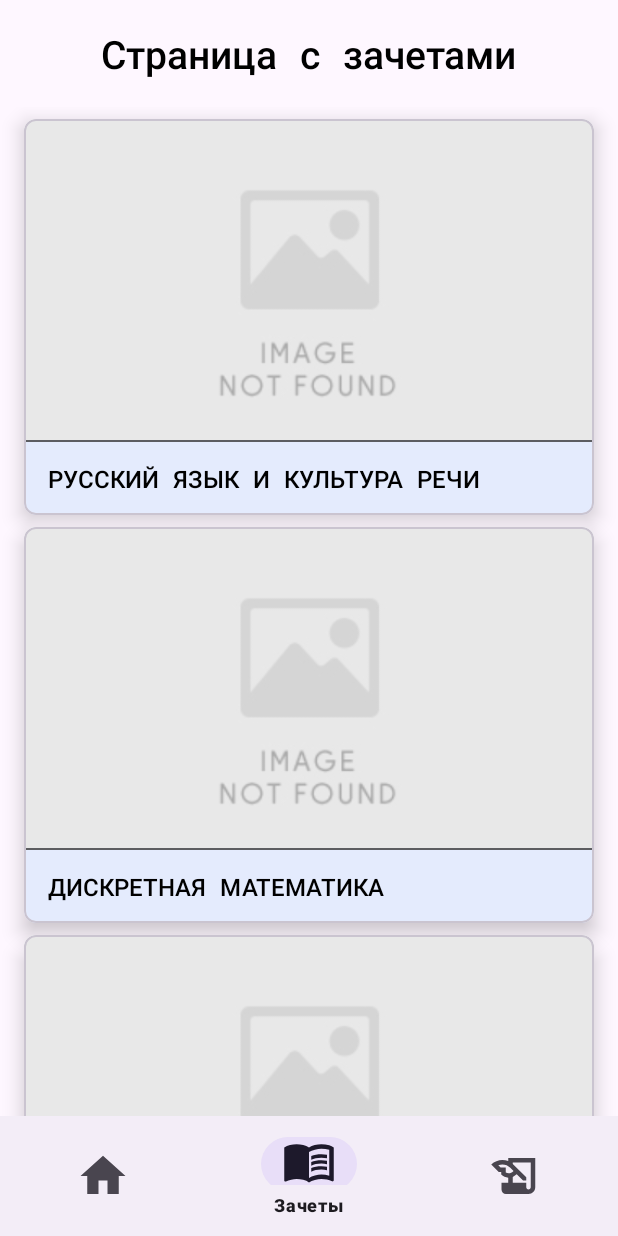
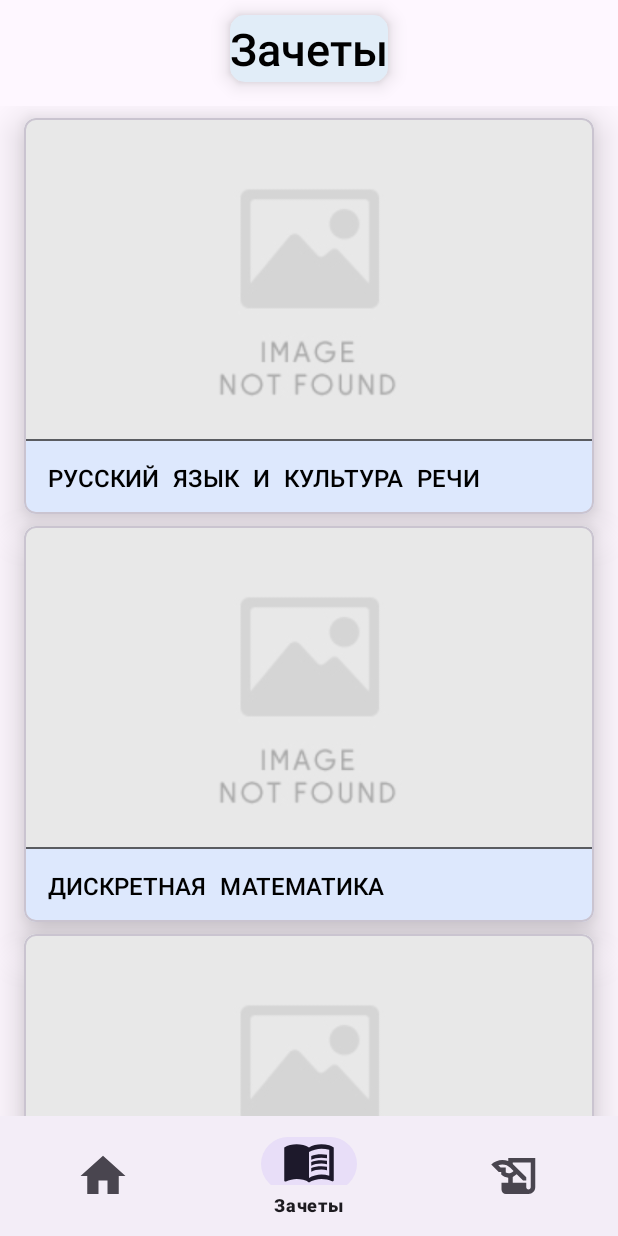
Before and after one commit to DanFom203/Project_Stock, an Android app: the screen it shows after launch (ContainerActivity), item 2 of the bottom bar chosen, on a phone screen of 412 x 824 dp. Run offline under Robolectric (Android 15) with nearby library versions, the phone set to English and light mode, and no system bars; our stand-ins replace navigation-ui; pictures from the network do not load.

Commit message:
update design

```diff
--- a/Stock_App/app/src/main/java/com/itis/stock_app/set_off/SetOffRepository.kt
+++ b/Stock_App/app/src/main/java/com/itis/stock_app/set_off/SetOffRepository.kt
@@ -16,11 +16,13 @@ object SetOffRepository {
             "https://mindmatters.ai/wp-content/uploads/sites/2/2023/05/3d-rendering-of-abstract-blocks-of-mathematical-formulas-located-in-the-virtual-space-stockpack-adobe-stock-1597x898.jpg",
         "https://shelly.kpfu.ru/e-ksu/docs/F393261902/foto_Korneeva.jpg?rnd=2029",
         "Корнеева Наталья Николаевна",
-            "Этот зачет по сложности - на уровне экзамена. Материал тяжелый, и учить его будет нелегко." +
+            "Этот зачет по сложности - на уровне экзамена. Сначала вы всей группой заходите в аудиторию и " +
+                    "пишете вступительный тест, который длится 12 минут. " +
+                    "Материал тяжелый, и учить его будет нелегко." +
                     "Но преподаватель - очень добродушная женщина, которая не будет давить на Вас." +
                     "Если выучить билеты - проблем не будет никаких. Мало кто отправляется на пересдачу.",
             "MEDIUM",
-            "Сначала вы всей группой заходите в аудиторию и пишете вступительный тест, который длится 12 минут. Мне попался 1 вариант. Вопросы из него:\n" +
+            "Вопросы из теста:\n" +
                     "\n" +
                     "1) построить полином жегалкина для не(Х)\n" +
                     "2) привести пример монотонной функции, которая не является самодвойственной\n" +
@@ -30,15 +32,12 @@ object SetOffRepository {
                     "6) найти остов наименьшего веса и указать вес\n" +
                     "7) является ли к4 планарным\n" +
                     "\n" +
-                    "Потом она проверяла их минут 20. Если у вас за коллоквиум+практику больше 56 баллов или если вы вступительный тест и на коллоквиуме, и на зачете написали на максимум, то она за коллок могла поставить 20 баллов (когда за него максимум 15 был), чтобы больше 56 вышло и поставить автомат. Но возможно, она может поменять условия, так что не буду утверждать, что в следующем году так же будет" +
-                    "\n" +
-                    "Но я всё равно осталась писать зачёт. Сначала все сдавали телефоны и часы, потом вытягивали билеты из её рук. Что мне попалось:\n" +
+                    "Теория в билете:\n" +
                     "\n" +
                     "1) Базис, примеры базисов для 1,2,3,4 функций (с доказательством)\n" +
-                    "2) Маршрут, замкнутый маршрут, цепь, простая цепь, цикл, простой цикл, лемма о том, что если вершины соединены 2-мя простыми цепями, то значит, есть простой цикл (доказательство)\n" +
-                    "\n" +
-                    "Она где-то в начале сказала, что пишем минут 30-40, но так вышло, что меня приняли практически последней, и в итоге я сидела где-то час-полтора наверное))) и все это время могла писать, по сути. Доп вопросы простые задает, может дать небольшую практику. Мне дала проверить функцию на самодвойственность по определению, а потом спросила, что такое связный граф и компонента связности. Принимает лайтово, так что, думаю, если хоть что-то знаешь, хоть как-то готовился, то сдашь точно) Списать, в принципе, реально, но лучше с бумажек, но всё равно опасно, я бы не рисковала. Я просто руки под партой положила, она уже заподозрила, что у меня там что-то есть)"
-        ),
+                    "2) Маршрут, замкнутый маршрут, цепь, простая цепь, цикл, простой цикл, " +
+                    "лемма о том, что если вершины соединены 2-мя простыми цепями, " +
+                    "то значит, есть простой цикл (доказательство)"),
         SetOff(3,"Введение в Психологию Личной Эффективности",
             "https://proprikol.ru/wp-content/uploads/2020/11/kartinki-psihologiya-34.jpg",
             "https://shelly.kpfu.ru/e-ksu/docs/F1425588054/IMG_0054.jpg?rnd=8228",
--- a/Stock_App/app/src/main/res/layout/fragment_set_off.xml
+++ b/Stock_App/app/src/main/res/layout/fragment_set_off.xml
@@ -11,10 +11,12 @@
         android:layout_width="wrap_content"
         android:layout_height="wrap_content"
         android:text="@string/set_off_screen"
-        android:textSize="26sp"
+        android:textSize="30sp"
+        android:elevation="8dp"
+        android:background="@drawable/round_style"
         android:fontFamily="@font/ibm_plex_mono_medium"
         android:textColor="@color/black"
-        android:layout_marginTop="16dp"
+        android:layout_marginTop="10dp"
         app:layout_constraintEnd_toEndOf="parent"
         app:layout_constraintStart_toStartOf="parent"
         app:layout_constraintTop_toTopOf="parent"/>
--- a/Stock_App/app/src/main/res/layout/fragment_subject_sem1.xml
+++ b/Stock_App/app/src/main/res/layout/fragment_subject_sem1.xml
@@ -39,7 +39,7 @@
             android:layout_marginStart="100dp"
             android:layout_marginTop="16dp"
             android:layout_marginEnd="100dp"
-            android:fontFamily="@font/ibm_plex_mono"
+            android:fontFamily="@font/ibm_plex_mono_medium"
             android:text="@string/btnExitText"
             app:layout_constraintEnd_toEndOf="parent"
             app:layout_constraintStart_toStartOf="parent"
@@ -56,6 +56,7 @@
             android:shadowDy="1"
             android:shadowRadius="2"
             android:text="@string/tvDef_sem2Text"
+            android:textAlignment="textStart"
             android:textSize="24sp"
             app:layout_constraintBottom_toBottomOf="@+id/cv_image"
             app:layout_constraintEnd_toEndOf="parent"
@@ -85,6 +86,8 @@
             android:layout_marginEnd="16dp"
             android:fontFamily="@font/ibm_plex_mono"
             android:text="@string/tvDef_sem2Text"
+            android:elevation="13dp"
+            android:background="@color/round_color"
             android:textAlignment="textStart"
             android:textSize="16sp"
             app:layout_constraintEnd_toEndOf="parent"
@@ -111,7 +114,6 @@
             android:layout_height="wrap_content"
             android:layout_marginStart="16dp"
             android:layout_marginEnd="16dp"
-            android:background="@drawable/round_style"
             android:elevation="13dp"
             android:fontFamily="@font/ibm_plex_mono"
             android:text="@string/tvDef_sem2Text"
--- a/Stock_App/app/src/main/res/layout/item_set_off.xml
+++ b/Stock_App/app/src/main/res/layout/item_set_off.xml
@@ -10,7 +10,7 @@
     android:background="@color/white"
     android:foreground="?selectableItemBackground"
     app:cardCornerRadius="8dp"
-    app:cardElevation="8dp">
+    app:cardElevation="16dp">
 
     <androidx.constraintlayout.widget.ConstraintLayout
         android:layout_width="match_parent"
--- a/Stock_App/app/src/main/res/layout/item_subject_sem1.xml
+++ b/Stock_App/app/src/main/res/layout/item_subject_sem1.xml
@@ -1,5 +1,5 @@
 <?xml version="1.0" encoding="utf-8"?>
-<androidx.cardview.widget.CardView xmlns:android="http://schemas.android.com/apk/res/android"
+<com.google.android.material.card.MaterialCardView xmlns:android="http://schemas.android.com/apk/res/android"
     xmlns:app="http://schemas.android.com/apk/res-auto"
     android:layout_width="match_parent"
     android:layout_height="wrap_content"
@@ -40,6 +40,7 @@
             android:layout_marginHorizontal="16dp"
             android:layout_marginTop="12dp"
             android:layout_marginBottom="12dp"
+            android:textAllCaps="true"
             android:fontFamily="@font/ibm_plex_mono_medium"
             android:text="@string/tvDef_sem2Text"
             android:textSize="16sp"
@@ -51,4 +52,4 @@
             app:layout_constraintVertical_bias="0.0" />
 
     </androidx.constraintlayout.widget.ConstraintLayout>
-</androidx.cardview.widget.CardView>
+</com.google.android.material.card.MaterialCardView>
--- a/Stock_App/app/src/main/res/layout/item_subject_sem2.xml
+++ b/Stock_App/app/src/main/res/layout/item_subject_sem2.xml
@@ -1,7 +1,6 @@
 <?xml version="1.0" encoding="utf-8"?>
-<androidx.cardview.widget.CardView xmlns:android="http://schemas.android.com/apk/res/android"
+<com.google.android.material.card.MaterialCardView xmlns:android="http://schemas.android.com/apk/res/android"
     xmlns:app="http://schemas.android.com/apk/res-auto"
-    xmlns:tools="http://schemas.android.com/tools"
     android:layout_width="match_parent"
     android:layout_height="wrap_content"
     android:layout_marginHorizontal="16dp"
@@ -42,6 +41,7 @@
             android:layout_marginTop="12dp"
             android:layout_marginBottom="12dp"
             android:text="@string/tvDef_sem2Text"
+            android:textAllCaps="true"
             android:textColor="@color/black"
             android:fontFamily="@font/ibm_plex_mono_medium"
             android:textSize="16sp"
@@ -53,4 +53,4 @@
             app:layout_constraintVertical_bias="0.0" />
 
     </androidx.constraintlayout.widget.ConstraintLayout>
-</androidx.cardview.widget.CardView>
+</com.google.android.material.card.MaterialCardView>
--- a/Stock_App/app/src/main/res/values/strings.xml
+++ b/Stock_App/app/src/main/res/values/strings.xml
@@ -1,11 +1,13 @@
 <resources>
     <string name="app_name">ITIS help</string>
-    <string name="set_off_screen">Страница с зачетами</string>
+    <string name="set_off_screen">Зачеты</string>
     <string name="main_screen">Главная страница</string>
     <string name="exam_screen">Страница с экзаменами</string>
     <string name="main">Главная</string>
     <string name="exam">Экзамены</string>
     <string name="set_off">Зачеты</string>
+    <string name="tvExam1">Экзамены 1 семестр</string>
+    <string name="tvExam2">Экзамены 2 семестр</string>
     <string name="btnSem1Text">1 семестр</string>
     <string name="btnSem2Text">2 семестр</string>
     <string name="tvDef_sem2Text">Default</string>
```
Also changed, not shown: Stock_App/app/src/main/java/com/itis/stock_app/exam_sem1/SubjectSem1Fragment.kt (+8 -0 lines), Stock_App/app/src/main/java/com/itis/stock_app/exam_sem1/SubjectSem1Item.kt (+9 -0 lines), Stock_App/app/src/main/java/com/itis/stock_app/exam_sem2/SubjectSem2Fragment.kt (+8 -0 lines), Stock_App/app/src/main/java/com/itis/stock_app/exam_sem2/SubjectSem2Item.kt (+11 -1 lines), Stock_App/app/src/main/res/layout/fragment_exam.xml (+10 -6 lines), Stock_App/app/src/main/res/layout/fragment_exam_sem1.xml (+16 -1 lines), Stock_App/app/src/main/res/layout/fragment_exam_sem2.xml (+16 -1 lines).
